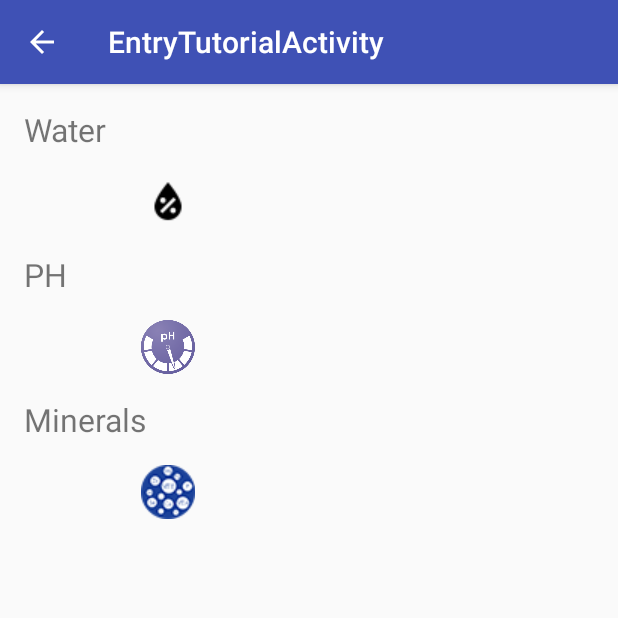
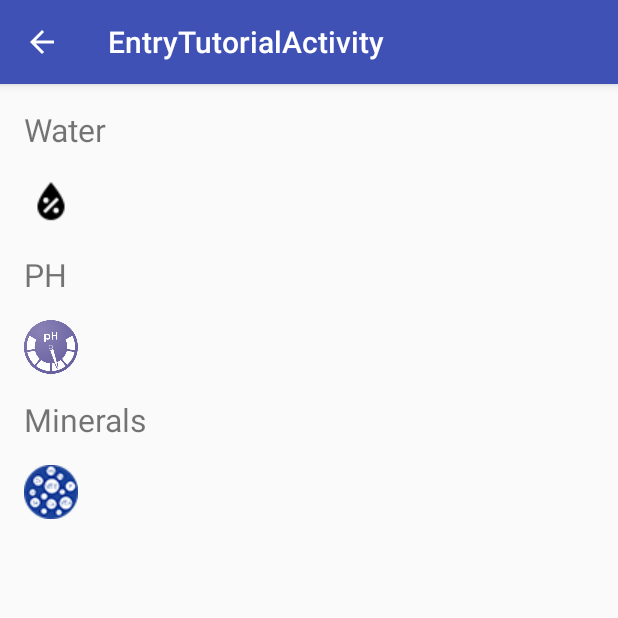
Before and after one commit to Igelex/EISSS17GonschorAtamantschuk, an Android app: the EntryTutorialActivity screen opened directly, with no data from a screen before it, on a phone screen of 412 x 824 dp, the top half of it. Run offline under Robolectric (Android 15) with nearby library versions, the phone set to English and light mode, and no system bars; our stand-ins replace Volley; network calls fail.

Commit message:
add Visual feedback for Tutorials

```diff
--- a/MS1/Prototype/Client/HarvestHand/app/src/main/java/com/example/android/harvesthand/MainActivity.java
+++ b/MS1/Prototype/Client/HarvestHand/app/src/main/java/com/example/android/harvesthand/MainActivity.java
@@ -67,9 +67,11 @@ public class MainActivity extends AppCompatActivity {
                             String name = jsonObject.getString("entry_name");
                             int ph = jsonObject.getInt("ph_value");
                             String id = jsonObject.getString("_id");
+                            int art_id = jsonObject.getInt("art_id");
+                            String tutorial_id = jsonObject.getString("tutorial_id");
                             int water = jsonObject.getInt("water");
                             int minerals = jsonObject.getInt("minerals");
-                            entryArrayList.add(new Entry(id, name, 2, ph, water, minerals, null));
+                            entryArrayList.add(new Entry(id, tutorial_id, name, art_id, ph, water, minerals, null));
                         } catch (JSONException e) {
                             e.printStackTrace();
                         }
--- a/MS1/Prototype/Client/HarvestHand/app/src/main/java/com/example/android/harvesthand/RecyclerAdapter.java
+++ b/MS1/Prototype/Client/HarvestHand/app/src/main/java/com/example/android/harvesthand/RecyclerAdapter.java
@@ -17,7 +17,7 @@ public class RecyclerAdapter extends RecyclerView.Adapter<RecyclerAdapter.EntryV
 
     ArrayList<Entry> arrayList = new ArrayList<Entry>();
     private final String URL_BASE = "http://192.168.0.12:3000/entries/";
-    private final String URL_TUTORIAL = "/tutorials";
+    private final String URL_TUTORIAL = "/tutorials/";
 
     public RecyclerAdapter(ArrayList<Entry> arrayList) {
 
@@ -43,7 +43,8 @@ public class RecyclerAdapter extends RecyclerView.Adapter<RecyclerAdapter.EntryV
             public void onClick(View view) {
 
                 Intent intent = new Intent(holder.clickView.getContext(), EntryTutorialActivity.class);
-                intent.putExtra("URL", URL_BASE + arrayList.get(position).getEntryId() + URL_TUTORIAL);
+                intent.putExtra("URL", URL_BASE + arrayList.get(position).getEntryId() + URL_TUTORIAL
+                                + arrayList.get(position).getTutorialId());
                 intent.putExtra("ph", arrayList.get(position).getEntryPhValue());
                 intent.putExtra("name", arrayList.get(position).getEntryName());
                 intent.putExtra("water", arrayList.get(position).getEntryWater());
--- a/MS1/Prototype/Client/HarvestHand/app/src/main/java/com/example/android/harvesthand/SendRequest.java
+++ b/MS1/Prototype/Client/HarvestHand/app/src/main/java/com/example/android/harvesthand/SendRequest.java
@@ -1,3 +1,4 @@
+/*
 package com.example.android.harvesthand;
 
 import android.content.Context;
@@ -16,9 +17,11 @@ import org.json.JSONObject;
 
 import java.util.ArrayList;
 
+*/
 /**
  * Created by Pastuh on 13.05.2017.
- */
+ *//*
+
 
 public class SendRequest {
     static ArrayList<Entry> entryArrayList = new ArrayList<>();
@@ -56,3 +59,4 @@ public class SendRequest {
         return entryArrayList;
     }
 }
+*/
--- a/MS1/Prototype/Client/HarvestHand/app/src/main/res/layout/activity_entry_tutorial.xml
+++ b/MS1/Prototype/Client/HarvestHand/app/src/main/res/layout/activity_entry_tutorial.xml
@@ -26,15 +26,16 @@
             android:id="@+id/water_icon"
             android:layout_width="wrap_content"
             android:layout_height="wrap_content"
-            android:layout_weight="1"
             android:scaleType="center"
+            android:layout_marginLeft="16dp"
+            android:layout_marginRight="16dp"
             app:srcCompat="@drawable/water_percent" />
 
         <ImageView
             android:id="@+id/water_emotion"
             android:layout_width="wrap_content"
             android:layout_height="wrap_content"
-            android:layout_weight="1"
+            android:layout_marginRight="16dp"
             android:scaleType="fitCenter" />
     </LinearLayout>
 
@@ -55,16 +56,16 @@
             android:id="@+id/ph_icon"
             android:layout_width="36dp"
             android:layout_height="36dp"
-            android:layout_weight="1"
-            android:contentDescription=""
             android:scaleType="fitCenter"
+            android:layout_marginLeft="16dp"
+            android:layout_marginRight="16dp"
             app:srcCompat="@drawable/ph_balance" />
 
         <ImageView
             android:id="@+id/ph_emotion"
             android:layout_width="wrap_content"
             android:layout_height="wrap_content"
-            android:layout_weight="1"
+            android:layout_marginRight="16dp"
             android:scaleType="fitCenter" />
     </LinearLayout>
 
@@ -85,15 +86,16 @@
             android:id="@+id/minerals_icon"
             android:layout_width="36dp"
             android:layout_height="36dp"
-            android:layout_weight="1"
             android:scaleType="fitCenter"
+            android:layout_marginLeft="16dp"
+            android:layout_marginRight="16dp"
             app:srcCompat="@drawable/minerals" />
 
         <ImageView
             android:id="@+id/minerals_emotion"
             android:layout_width="wrap_content"
             android:layout_height="wrap_content"
-            android:layout_weight="1"
+            android:layout_marginRight="16dp"
             android:scaleType="fitCenter" />
     </LinearLayout>
 
```
Also changed, not shown: MS1/Prototype/Client/HarvestHand/app/src/main/java/com/example/android/harvesthand/Entry.java (+14 -2 lines), MS1/Prototype/Client/HarvestHand/app/src/main/java/com/example/android/harvesthand/EntryTutorialActivity.java (+29 -11 lines), 2 other files.
